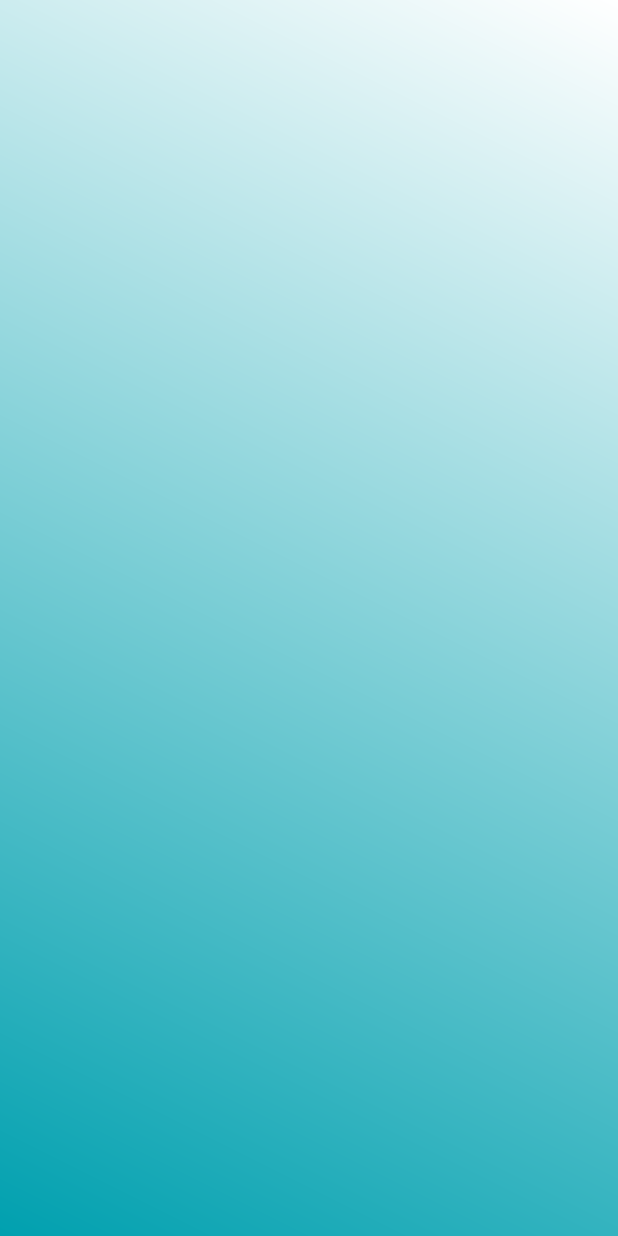
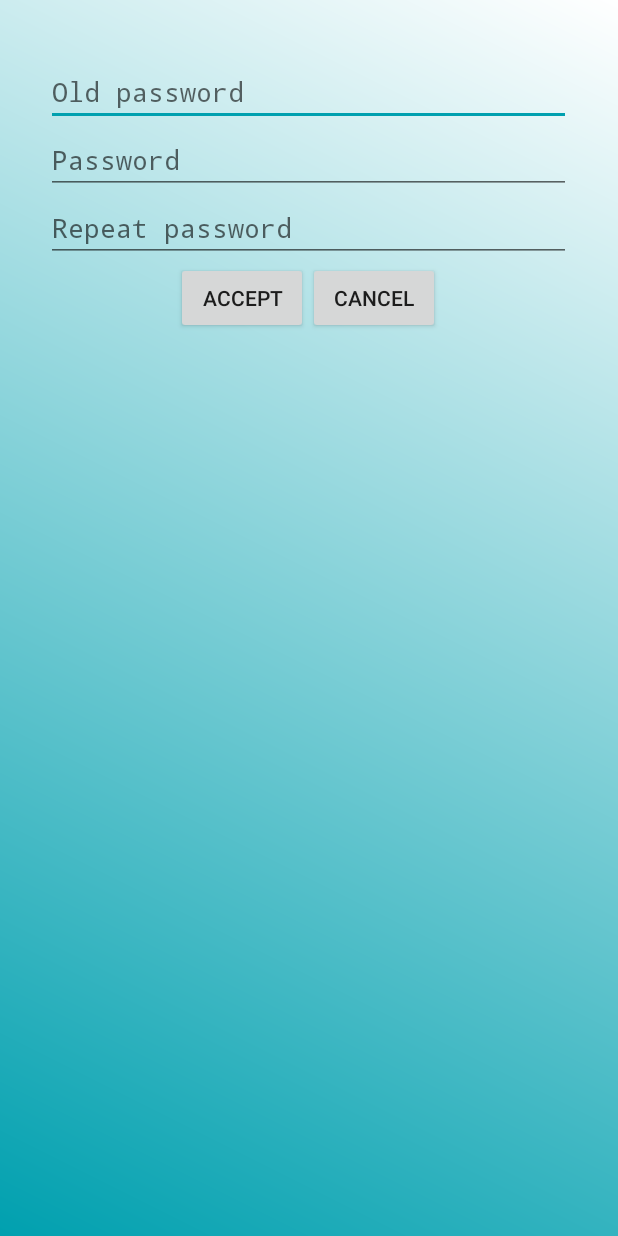
Before and after one commit to TeaFlex/ProcessimControlApp, an Android app: the ChgPasswordActivity screen opened directly, with no data from a screen before it, on a phone screen of 412 x 824 dp. Run offline under Robolectric (Android 15) with nearby library versions, the phone set to English and light mode, and no system bars.

Commit message:
Changing password is now possible

```diff
--- a/app/src/main/java/be/heh/std/app/ChgPasswordActivity.java
+++ b/app/src/main/java/be/heh/std/app/ChgPasswordActivity.java
@@ -1,11 +1,61 @@
 package be.heh.std.app;
 
+import android.content.Intent;
+import android.os.Build;
 import android.os.Bundle;
+import android.view.View;
+import android.widget.Button;
+import android.widget.EditText;
+
+import androidx.annotation.RequiresApi;
+
+import java.util.Arrays;
+
+import be.heh.std.database.AppDatabase;
+import be.heh.std.database.User;
+import be.heh.std.security.PasswordAuthentication;
 
 public class ChgPasswordActivity extends FormActivity {
+
+    private Intent intent;
+    private EditText oldPassword;
+    private EditText newPassword;
+    private EditText newPassword2;
 
     @Override
     protected void onCreate(Bundle savedInstanceState) {
         super.onCreate(savedInstanceState);
+        intent = getIntent();
+        form = findViewById(R.id.chgpassword_form);
+        submit = (Button) findViewById(R.id.accept_chg_password);
+        cancel = (Button) findViewById(R.id.cancel_chg_password);
+        oldPassword = (EditText) findViewById(R.id.chg_password_old);
+        newPassword = (EditText) findViewById(R.id.chg_password_new);
+        newPassword2 = (EditText) findViewById(R.id.chg_password_new2);
+
+        notEmptyInputs.addAll(Arrays.asList(oldPassword, newPassword, newPassword2));
+
+        form.setVisibility(View.VISIBLE);
+    }
+
+    @RequiresApi(api = Build.VERSION_CODES.O)
+    @Override
+    public void checkForm() throws Exception {
+        super.checkForm();
+
+        AppDatabase db = AppDatabase.getInstance(getApplicationContext());
+        User u = db.userdao().getUserByEmail(intent.getStringExtra("user_email"));
+
+        if(!isPotentialHash(oldPassword.getText().toString(), u.password))
+            throw new Exception(getString(R.string.not_matching_password_err));
+
+        verifyPassword(newPassword);
+        areTextMatching(newPassword, newPassword2);
+
+        int id = Integer.parseInt(intent.getStringExtra("user_id"));
+        db.userdao().updateUserPassword(id, getHashedPassword(newPassword.getText().toString()));
+        toastMessage(getString(R.string.chg_password_done));
+        intent.setClass(this, WelcomeActivity.class);
+        finish();
     }
 }
--- a/app/src/main/java/be/heh/std/app/LoginActivity.java
+++ b/app/src/main/java/be/heh/std/app/LoginActivity.java
@@ -54,15 +54,14 @@ public class LoginActivity extends FormActivity {
 
         verifyEmail(email);
 
-        PasswordAuthentication p = new PasswordAuthentication();
         AppDatabase db = AppDatabase.getInstance(getApplicationContext());
         User u = db.userdao().getUserByEmail(email.getText().toString().toLowerCase());
 
         if(u == null)
             throw new Exception(getString(R.string.nonexistent_user_err));
 
-        if(!p.authenticate(password.getText().toString().toCharArray(), u.password))
-            throw new Exception(getString(R.string.bad_check_pass_err));
+        if(!isPotentialHash(password.getText().toString(), u.password))
+            throw new Exception(getString(R.string.not_matching_password_err));
 
         Intent intent = new Intent(this, WelcomeActivity.class);
         intent.putExtra("user_id", String.valueOf(u.id));
--- a/app/src/main/java/be/heh/std/app/ModProfileActivity.java
+++ b/app/src/main/java/be/heh/std/app/ModProfileActivity.java
@@ -63,7 +63,7 @@ public class ModProfileActivity extends FormActivity {
             throw new Exception(getString(R.string.taken_email_err));
 
         int id = Integer.parseInt(intent.getStringExtra("user_id"));
-        db.userdao().updateBasicsInfosUser(id,
+        db.userdao().updateUserBasicInfos(id,
                 firstname.getText().toString(),
                 lastname.getText().toString(),
                 email.getText().toString());
--- a/app/src/main/java/be/heh/std/app/RegisterActivity.java
+++ b/app/src/main/java/be/heh/std/app/RegisterActivity.java
@@ -69,7 +69,7 @@ public class RegisterActivity extends FormActivity {
         verifyLength(lastname, 4, 20);
         verifyEmail(email);
         verifyPassword(password);
-        checkMatch(password, password2);
+        areTextMatching(password, password2);
 
         AppDatabase db = AppDatabase.getInstance(getApplicationContext());
         User newUser = new User();
--- a/app/src/main/java/be/heh/std/database/UserDAO.java
+++ b/app/src/main/java/be/heh/std/database/UserDAO.java
@@ -38,6 +38,9 @@ public interface UserDAO {
     @Query("UPDATE user " +
             "SET firstname = :firstname, lastname = :lastname, email = :email " +
             "WHERE id = :id;")
-    void updateBasicsInfosUser(int id, String firstname, String lastname, String email);
+    void updateUserBasicInfos(int id, String firstname, String lastname, String email);
+
+    @Query("UPDATE user SET password = :password WHERE id = :id;")
+    void updateUserPassword(int id, String password);
 
 }
--- a/app/src/main/res/layout/module_chgpassword.xml
+++ b/app/src/main/res/layout/module_chgpassword.xml
@@ -1,6 +1,50 @@
 <?xml version="1.0" encoding="utf-8"?>
 <LinearLayout
-    xmlns:android="http://schemas.android.com/apk/res/android" android:layout_width="match_parent"
-    android:layout_height="match_parent">
+    xmlns:android="http://schemas.android.com/apk/res/android"
+    android:layout_width="@dimen/block_width"
+    android:layout_height="wrap_content"
+    android:orientation="vertical"
+    android:gravity="center">
 
+    <EditText
+        android:layout_width="match_parent"
+        android:layout_height="wrap_content"
+        android:hint="@string/old_password"
+        android:id="@+id/chg_password_old"
+        android:inputType="textPassword"/>
+
+    <EditText
+        android:layout_width="match_parent"
+        android:layout_height="wrap_content"
+        android:hint="@string/password"
+        android:id="@+id/chg_password_new"
+        android:inputType="textPassword"/>
+
+    <EditText
+        android:layout_width="match_parent"
+        android:layout_height="wrap_content"
+        android:hint="@string/password2"
+        android:id="@+id/chg_password_new2"
+        android:inputType="textPassword"/>
+
+    <LinearLayout
+        android:layout_width="match_parent"
+        android:layout_height="wrap_content"
+        android:gravity="center">
+
+        <Button
+            android:layout_width="wrap_content"
+            android:layout_height="wrap_content"
+            android:onClick="onFormClickManager"
+            android:text="@string/accept"
+            android:id="@+id/accept_chg_password"/>
+
+        <Button
+            android:layout_width="wrap_content"
+            android:layout_height="wrap_content"
+            android:onClick="onFormClickManager"
+            android:text="@string/cancel"
+            android:id="@+id/cancel_chg_password"/>
+
+    </LinearLayout>
 </LinearLayout>
--- a/app/src/main/res/values/errors.xml
+++ b/app/src/main/res/values/errors.xml
@@ -5,7 +5,7 @@
     <string name="bad_email_err">%s is not a valid email address !</string>
     <string name="bad_password_err">%s must contain at least %d character(s), %d digit(s) and %d special char(s).</string>
     <string name="dont_match_err">%s and %s don\'t match !</string>
-    <string name="bad_check_pass_err">The password is invalid.</string>
+    <string name="not_matching_password_err">The password is invalid.</string>
     <string name="nonexistent_user_err">This user does not exist.</string>
     <string name="taken_email_err">This email address is already taken.</string>
 </resources>
--- a/app/src/main/res/values/infos.xml
+++ b/app/src/main/res/values/infos.xml
@@ -4,4 +4,5 @@
     <string name="need_login">Please sign in for further actions.</string>
     <string name="greetings">Welcome %s !</string>
     <string name="mod_profile_done">Your informations have been updated !</string>
+    <string name="chg_password_done">Your password has been changed !</string>
 </resources>
--- a/app/src/main/res/values/strings.xml
+++ b/app/src/main/res/values/strings.xml
@@ -25,4 +25,5 @@
     <string name="down">DOWN</string>
     <string name="actions">Actions</string>
     <string name="connect_to_plc">Connect to a PLC</string>
+    <string name="old_password">Old password</string>
 </resources>
```
Also changed, not shown: app/src/main/java/be/heh/std/app/FormActivity.java (+6 -1 lines), app/src/main/java/be/heh/std/app/WelcomeActivity.java (+0 -9 lines).
